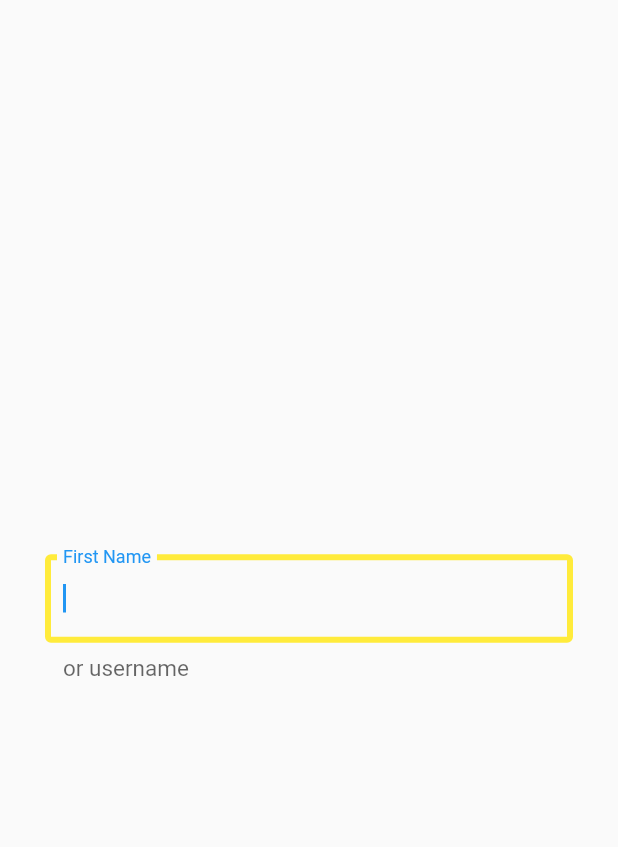
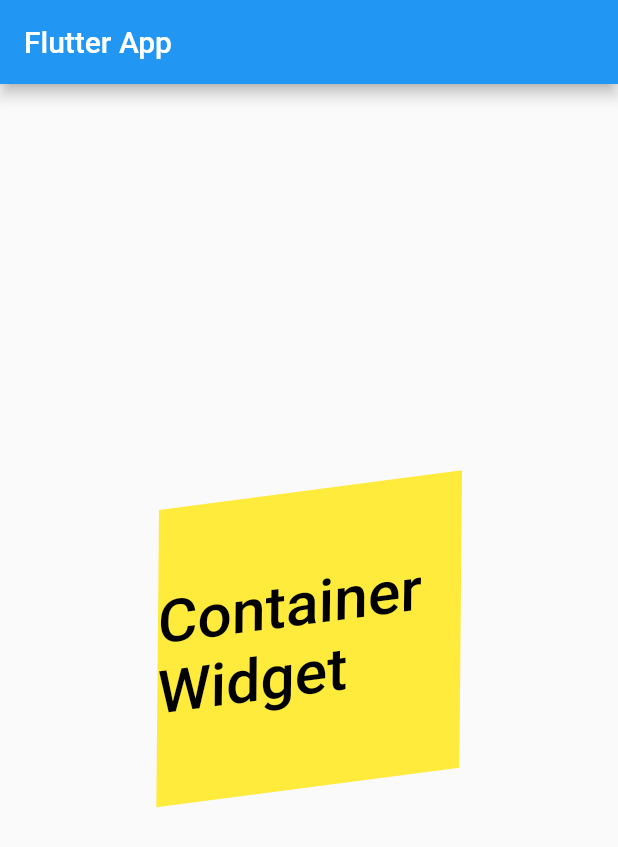
Before and after one commit to jadhavdurgesh/Flutter-widgets, a Flutter app: the screen it shows after launch, on a phone screen of 412 x 824 dp. Shown: the top 847 px of the screen. Run offline on Flutter 3.47's test engine with Material 2 defaults, Android fonts, the light colour scheme and no system bars.

Commit message:
container widget part 1 done

```diff
--- a/lib/main.dart
+++ b/lib/main.dart
@@ -3,7 +3,9 @@
 // import 'package:all_about_widgets/widgets/safearea_widget.dart';
 import 'package:flutter/material.dart';
 
-import 'widgets/textfield_widget.dart';
+import 'widgets/container.dart';
+
+// import 'widgets/textfield_widget.dart';
 
 void main() {
   runApp(const MyApp());
@@ -29,7 +31,7 @@
         // is not restarted.
         primarySwatch: Colors.blue,
       ),
-      home: const TextFieldWidget(),
+      home: const ContainerWidget(),
     );
   }
 }
--- /dev/null
+++ b/lib/widgets/container.dart
@@ -0,0 +1,50 @@
+import 'package:flutter/material.dart';
+
+class ContainerWidget extends StatefulWidget {
+  const ContainerWidget({super.key});
+
+  @override
+  State<ContainerWidget> createState() => _ContainerWidgetState();
+}
+
+class _ContainerWidgetState extends State<ContainerWidget> {
+  @override
+  Widget build(BuildContext context) {
+    return Scaffold(
+      appBar: AppBar(
+        title: const Text('Flutter App'),
+      ),
+      body: Center(
+        child: Container(
+
+          color: Colors.yellow,
+
+          height: 200,
+          width: 200,
+
+          alignment: Alignment.center,
+
+          // padding: const EdgeInsets.all(30),
+          // padding: const EdgeInsets.only(right: 10 , left: 30 , top: 20 , bottom: 50),
+          // padding: const EdgeInsets.symmetric(vertical: 20 , horizontal: 20),
+
+          // margin: const EdgeInsets.all(30),
+
+          // constraints: const BoxConstraints.expand(),
+          // constraints: const BoxConstraints(maxHeight: 1000 , maxWidth: 1000),
+
+          // transform: Matrix4.rotationZ(25.0),
+          transform: Matrix4.skewX(3.0)..rotateZ(25.0),
+          child: const Text(
+        'Container Widget',
+        style: TextStyle(
+          fontWeight: FontWeight.w500,
+          fontSize: 40,
+          color: Colors.black,
+        ),
+          ),
+        ),
+      ),
+    );
+  }
+}
```
